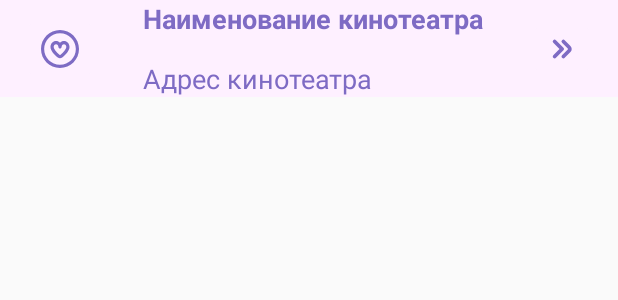
After one commit to Leymoy24/KINOMANIA, an Android app: the layout cinema_item.xml on its own in the app's theme, with its tools: preview values and no code run, on a phone screen of 412 x 824 dp. The commit adds this screen. Shown: the top 300 px of the screen. Run offline under Robolectric (Android 15) with nearby library versions, the phone set to English and light mode, and no system bars.

Commit message:
Add film_item, cinema_item

```diff
--- a/app/build.gradle
+++ b/app/build.gradle
@@ -37,6 +37,7 @@ dependencies {
     implementation 'androidx.constraintlayout:constraintlayout:2.1.4'
     implementation 'com.google.firebase:firebase-auth:21.2.0'
     implementation 'com.google.android.material:material:1.8.0'
+    implementation 'com.android.car.ui:car-ui-lib:2.0.0'
     testImplementation 'junit:junit:4.13.2'
     //noinspection GradleCompatible
     androidTestImplementation 'com.android.support.test:runner:1.0.2'
--- /dev/null
+++ b/app/src/main/res/drawable/go_right.xml
@@ -0,0 +1,12 @@
+<vector xmlns:android="http://schemas.android.com/apk/res/android"
+    android:width="20dp"
+    android:height="20dp"
+    android:viewportWidth="24"
+    android:viewportHeight="24">
+  <path
+      android:fillColor="@color/textColor"
+      android:pathData="M13.1,19.5a1.5,1.5 0,0 1,-1.061 -2.561l4.586,-4.585a0.5,0.5 0,0 0,0 -0.708L12.043,7.061a1.5,1.5 0,0 1,2.121 -2.122L18.75,9.525a3.505,3.505 0,0 1,0 4.95l-4.586,4.586A1.5,1.5 0,0 1,13.1 19.5Z"/>
+  <path
+      android:fillColor="@color/textColor"
+      android:pathData="M6.1,19.5a1.5,1.5 0,0 1,-1.061 -2.561L9.982,12 5.043,7.061A1.5,1.5 0,0 1,7.164 4.939l6,6a1.5,1.5 0,0 1,0 2.122l-6,6A1.5,1.5 0,0 1,6.1 19.5Z"/>
+</vector>
--- /dev/null
+++ b/app/src/main/res/drawable/heart_in_cycle.xml
@@ -0,0 +1,4 @@
+<vector android:height="25dp" android:viewportHeight="24"
+    android:viewportWidth="24" android:width="25dp" xmlns:android="http://schemas.android.com/apk/res/android">
+    <path android:fillColor="@color/textColor" android:pathData="M12,24C5.38,24 0,18.62 0,12S5.38,0 12,0s12,5.38 12,12 -5.38,12 -12,12ZM12,2C6.49,2 2,6.49 2,12s4.49,10 10,10 10,-4.49 10,-10S17.51,2 12,2ZM12,17.84c-0.5,0 -0.99,-0.16 -1.4,-0.49 -2.1,-1.69 -4.6,-4.2 -4.6,-6.6 0,-2.07 1.57,-3.75 3.5,-3.75 0.98,0 1.86,0.43 2.5,1.13 0.64,-0.7 1.52,-1.13 2.5,-1.13 1.93,0 3.5,1.68 3.5,3.75 0,2.41 -2.5,4.92 -4.6,6.6 -0.41,0.33 -0.9,0.49 -1.4,0.49ZM9.5,9c-0.83,0 -1.5,0.79 -1.5,1.75 0,1.2 1.48,3.14 3.85,5.04 0.09,0.07 0.21,0.07 0.3,0 2.37,-1.91 3.85,-3.84 3.85,-5.04 0,-0.96 -0.67,-1.75 -1.5,-1.75s-1.5,0.79 -1.5,1.75c0,0.55 -0.45,1 -1,1s-1,-0.45 -1,-1c0,-0.96 -0.67,-1.75 -1.5,-1.75Z"/>
+</vector>
--- /dev/null
+++ b/app/src/main/res/layout/cinema_item.xml
@@ -0,0 +1,66 @@
+<?xml version="1.0" encoding="utf-8"?>
+<androidx.constraintlayout.widget.ConstraintLayout xmlns:android="http://schemas.android.com/apk/res/android"
+    xmlns:tools="http://schemas.android.com/tools"
+    xmlns:app="http://schemas.android.com/apk/res-auto"
+    android:layout_width="match_parent"
+    android:layout_height="wrap_content"
+    android:background="@color/backgroundColor">
+
+    <ImageButton
+        android:id="@+id/button_favourites"
+        android:layout_width="wrap_content"
+        android:layout_height="wrap_content"
+        android:layout_marginStart="15dp"
+        app:layout_constraintBottom_toBottomOf="parent"
+        app:layout_constraintStart_toStartOf="parent"
+        app:layout_constraintTop_toTopOf="parent"
+        app:srcCompat="@drawable/heart_in_cycle"
+        android:backgroundTint="@color/backgroundColor"
+        tools:ignore="MissingConstraints" />
+
+    <ImageButton
+        android:id="@+id/button_go_right"
+        android:layout_width="wrap_content"
+        android:layout_height="wrap_content"
+        android:layout_marginEnd="15dp"
+        android:backgroundTint="@color/backgroundColor"
+        app:layout_constraintBottom_toBottomOf="parent"
+        app:layout_constraintEnd_toEndOf="parent"
+        app:layout_constraintTop_toTopOf="parent"
+        app:srcCompat="@drawable/go_right"
+        tools:ignore="MissingConstraints" />
+
+    <RelativeLayout
+        android:layout_width="wrap_content"
+        android:layout_height="wrap_content"
+        app:layout_constraintBottom_toBottomOf="parent"
+        app:layout_constraintLeft_toRightOf="@+id/button_favourites"
+        app:layout_constraintRight_toLeftOf="@+id/button_go_right"
+        app:layout_constraintTop_toTopOf="parent"
+        tools:ignore="MissingConstraints">
+
+        <TextView
+            android:id="@+id/name_of_cinema"
+            android:layout_width="wrap_content"
+            android:layout_height="wrap_content"
+            android:textColor="@color/textColor"
+            android:textSize="18dp"
+            android:textStyle="bold"
+            android:text="@string/name_of_cinema" />
+
+        <TextView
+            android:id="@+id/address_of_cinema"
+            android:layout_width="wrap_content"
+            android:layout_height="wrap_content"
+            android:layout_below="@+id/name_of_cinema"
+            android:layout_alignLeft="@+id/name_of_cinema"
+            android:layout_marginTop="15dp"
+            android:textColor="@color/textColor"
+            android:textSize="18dp"
+            android:text="@string/address_of_cinema" />
+
+
+    </RelativeLayout>
+
+
+</androidx.constraintlayout.widget.ConstraintLayout>
--- a/app/src/main/res/values/strings.xml
+++ b/app/src/main/res/values/strings.xml
@@ -2,4 +2,6 @@
     <string name="app_name">KINOMANIA</string>
     <!-- TODO: Remove or change this placeholder text -->
     <string name="hello_blank_fragment">Hello blank fragment</string>
+    <string name="name_of_cinema">Наименование кинотеатра</string>
+    <string name="address_of_cinema">Адрес кинотеатра</string>
 </resources>
```
Also changed, not shown: app/src/main/java/com/example/kinomania/FragmentFavourites.java (added, +27 -0 lines), app/src/main/res/layout/film_item.xml (added, +62 -0 lines), app/src/main/res/layout/fragment_favourites.xml (added, +43 -0 lines).
